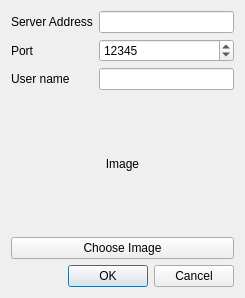
Qt form TeamRadarDlg.ui (congchenutd/teamradar) before a commit.
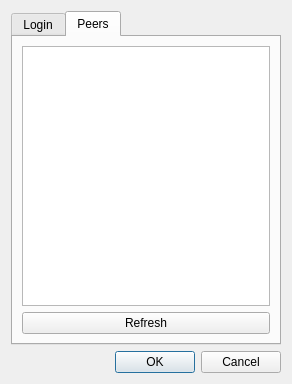
The same form after that commit. The open tabs and pages were chosen to show the change.

The edit to the form file:
```diff
--- a/TeamRadarDlg.ui
+++ b/TeamRadarDlg.ui
@@ -6,22 +6,32 @@
    <rect>
     <x>0</x>
     <y>0</y>
-    <width>245</width>
-    <height>298</height>
+    <width>292</width>
+    <height>384</height>
    </rect>
   </property>
   <property name="windowTitle">
    <string>TeamRadar</string>
   </property>
+  <layout class="QVBoxLayout" name="verticalLayout_2">
+   <item>
+    <widget class="QTabWidget" name="tabWidget">
+     <property name="currentIndex">
+      <number>0</number>
+     </property>
+     <widget class="QWidget" name="tabLogin">
+      <attribute name="title">
+       <string>Login</string>
+      </attribute>
   <layout class="QGridLayout" name="gridLayout">
-   <item row="0" column="0" colspan="2">
+       <item row="0" column="0">
     <widget class="QLabel" name="label">
      <property name="text">
       <string>Server Address</string>
      </property>
     </widget>
    </item>
-   <item row="0" column="2">
+       <item row="0" column="1">
     <widget class="QLineEdit" name="leServerAddress"/>
    </item>
    <item row="1" column="0">
@@ -31,7 +41,7 @@
      </property>
     </widget>
    </item>
-   <item row="1" column="2">
+       <item row="1" column="1">
     <widget class="QSpinBox" name="sbPort">
      <property name="sizePolicy">
       <sizepolicy hsizetype="Expanding" vsizetype="Fixed">
@@ -47,17 +57,17 @@
      </property>
     </widget>
    </item>
-   <item row="2" column="0" colspan="2">
+       <item row="2" column="0">
     <widget class="QLabel" name="label_3">
      <property name="text">
       <string>User name</string>
      </property>
     </widget>
    </item>
-   <item row="2" column="2">
+       <item row="2" column="1">
     <widget class="QLineEdit" name="leUserName"/>
    </item>
-   <item row="3" column="0" colspan="3">
+       <item row="3" column="0" colspan="2">
     <layout class="QVBoxLayout" name="verticalLayout">
      <item>
       <widget class="QLabel" name="labelImage">
@@ -78,7 +88,38 @@
      </item>
     </layout>
    </item>
-   <item row="4" column="1" colspan="2">
+      </layout>
+     </widget>
+     <widget class="QWidget" name="tabPeers">
+      <attribute name="title">
+       <string>Peers</string>
+      </attribute>
+      <layout class="QVBoxLayout" name="verticalLayout_3">
+       <item>
+        <widget class="QTableView" name="tvPeers">
+         <property name="editTriggers">
+          <set>QAbstractItemView::NoEditTriggers</set>
+         </property>
+         <property name="selectionMode">
+          <enum>QAbstractItemView::SingleSelection</enum>
+         </property>
+         <property name="selectionBehavior">
+          <enum>QAbstractItemView::SelectRows</enum>
+         </property>
+        </widget>
+       </item>
+       <item>
+        <widget class="QPushButton" name="btRefreshPeers">
+         <property name="text">
+          <string>Refresh</string>
+         </property>
+        </widget>
+       </item>
+      </layout>
+     </widget>
+    </widget>
+   </item>
+   <item>
     <widget class="QDialogButtonBox" name="buttonBox">
      <property name="standardButtons">
       <set>QDialogButtonBox::Cancel|QDialogButtonBox::Ok</set>
```
Lines whose indentation alone changed are shown as unchanged.
